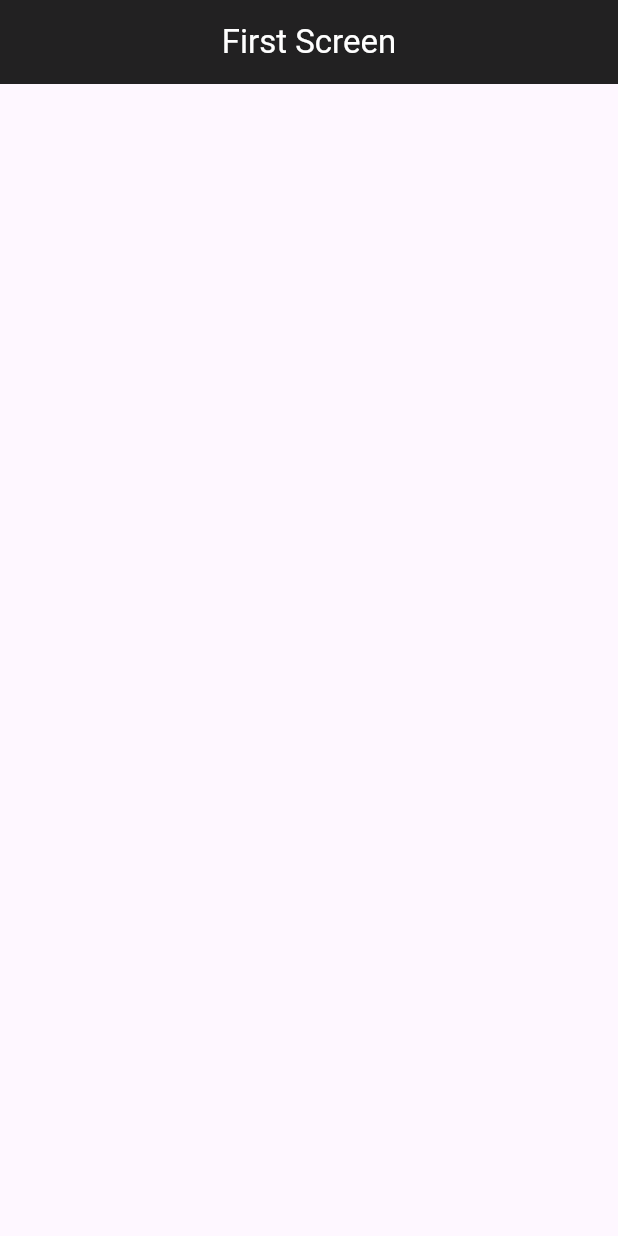
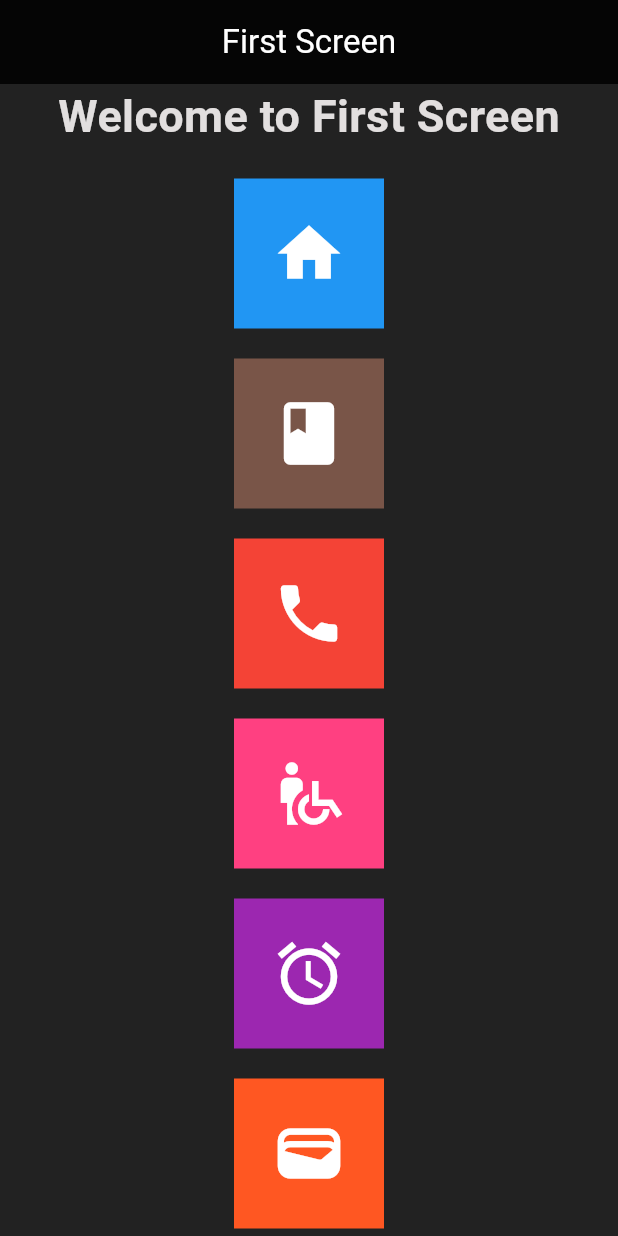
Before and after one commit to Owaisk23/2308B2, a Flutter app: the screen it shows after launch, on a phone screen of 412 x 824 dp. Run offline on Flutter 3.47's test engine with Material 3 defaults, Android fonts, the phone set to English and light mode, and no system bars.

Commit message:
added container text sized box widget

```diff
--- a/MobAppDevelopment/Flutter/firstproject/lib/firstScreen.dart
+++ b/MobAppDevelopment/Flutter/firstproject/lib/firstScreen.dart
@@ -11,12 +11,91 @@ class _FirstScreenState extends State<FirstScreen> {
   @override
   Widget build(BuildContext context) {
     return Scaffold(
+      backgroundColor: Colors.black87,
       appBar: AppBar(
         title: Text('First Screen'),
         backgroundColor: Colors.black87,
         foregroundColor: Colors.white,
         centerTitle: true,
       ),
+      body: Center(
+        child: Column(
+          children: [
+            Text("Welcome to First Screen",
+              style: TextStyle(
+                fontSize: 30,
+                fontWeight: FontWeight.bold,
+                color: const Color.fromARGB(221, 255, 252, 252),
+              ),
+            ),
+            SizedBox(height: 20),
+            Container(
+              height: 100,
+              width: 100,
+              color: Colors.blue,
+              child: Icon(Icons.home, color: Colors.white, size: 50),
+            ),
+            SizedBox(height: 20),
+            Container(
+              height: 100,
+              width: 100,
+              color: Colors.brown,
+              child: Icon(Icons.book, color: Colors.white, size: 50),
+            ),
+            SizedBox(height: 20),
+            Container(
+              height: 100,
+              width: 100,
+              color: Colors.red,
+              child: Icon(Icons.phone, color: Colors.white, size: 50),
+            ),
+            SizedBox(height: 20),
+            Container(
+              height: 100,
+              width: 100,
+              color: Colors.pinkAccent,
+              child: Icon(Icons.wheelchair_pickup, color: Colors.white, size: 50),
+            ),
+            SizedBox(height: 20),
+            Container(
+              height: 100,
+              width: 100,
+              color: Colors.purple,
+              child: Icon(Icons.alarm, color: Colors.white, size: 50),
+            ),
+            SizedBox(height: 20),
+            Container(
+              height: 100,
+              width: 100,
+              color: Colors.deepOrange,
+              child: Icon(Icons.wallet, color: Colors.white, size: 50),
+            ),
+            SizedBox(height: 20),
+            Container(
+              height: 100,
+              width: 100,
+              color: Colors.pinkAccent,
+              child: Icon(Icons.wheelchair_pickup, color: Colors.white, size: 50),
+            ),
+            SizedBox(height: 20),
+            Container(
+              height: 100,
+              width: 100,
+              color: Colors.purple,
+              child: Icon(Icons.alarm, color: Colors.white, size: 50),
+            ),
+            SizedBox(height: 20),
+            Container(
+              height: 100,
+              width: 100,
+              color: Colors.deepOrange,
+              child: Icon(Icons.wallet, color: Colors.white, size: 50),
+            ),
+
+
+          ],
+        ),
+        ),
     );
   }
 }
```
